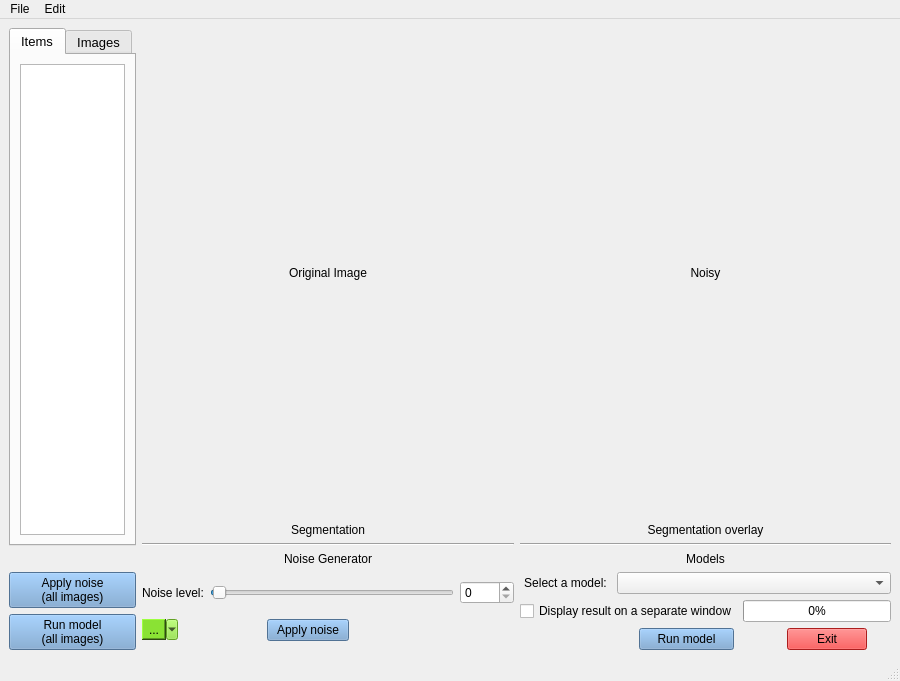
Qt form src/qt_designer_file/main_window_new.ui (rettholzapfel33/Noisey-image) before a commit.
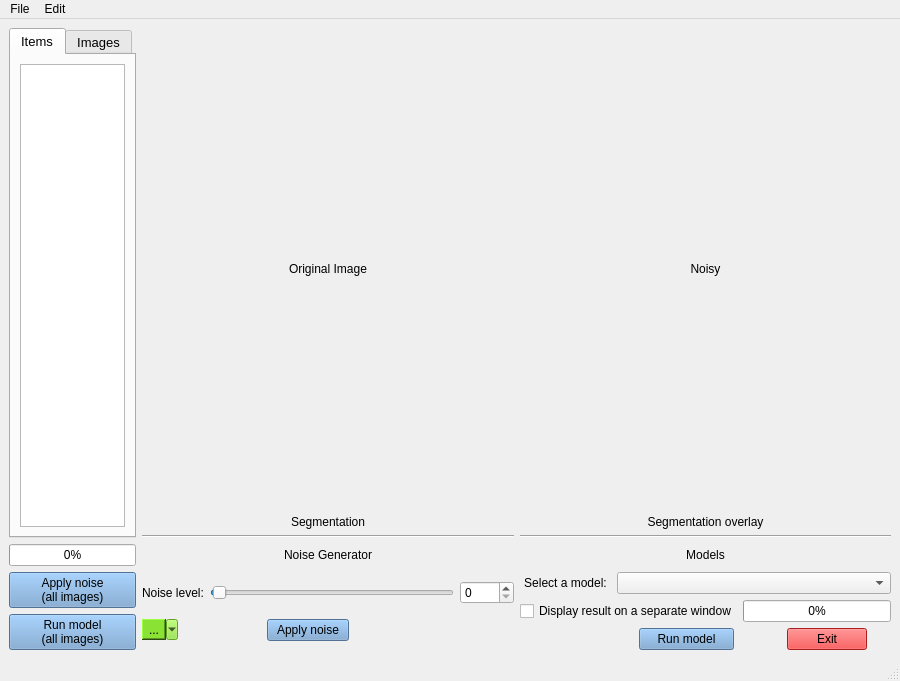
The same form after that commit. The open tabs and pages were chosen to show the change. Custom widgets are drawn as their Qt base class.

The edit to the form file:
```diff
--- a/src/qt_designer_file/main_window_new.ui
+++ b/src/qt_designer_file/main_window_new.ui
@@ -466,6 +466,13 @@
         </item>
        </layout>
       </item>
+      <item row="2" column="0">
+       <widget class="QProgressBar" name="progressBar_2">
+        <property name="value">
+         <number>0</number>
+        </property>
+       </widget>
+      </item>
      </layout>
     </item>
    </layout>
```
Left out of the diff: 2 changed lines with no effect on the pictures.
